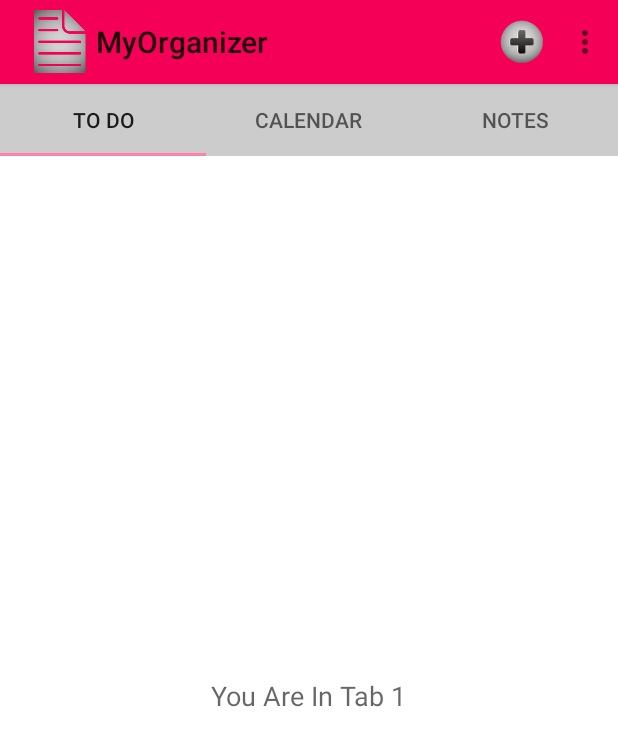
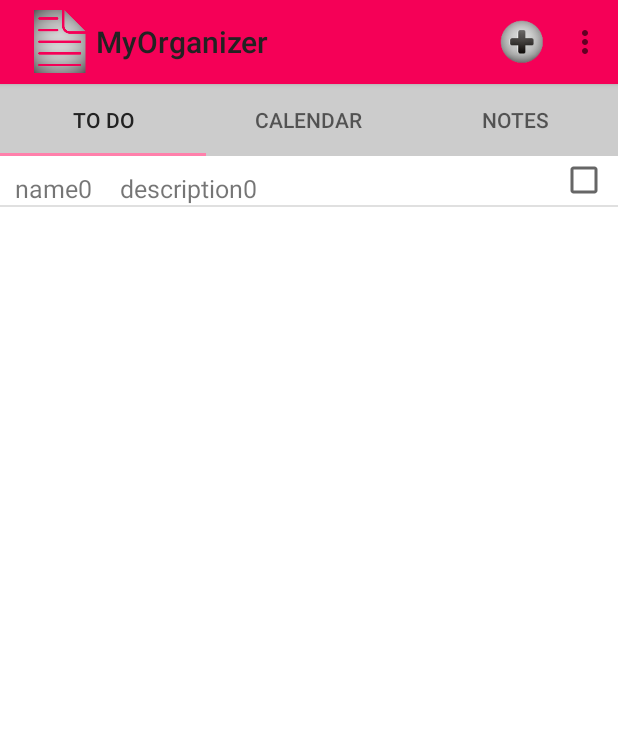
Before and after one commit to moniaS/Organizer, an Android app: the screen it shows after launch (MainActivity), in the options menu, after a tap on "Settings", on a phone screen of 412 x 824 dp. Shown: the top 746 px of the screen. Run offline under Robolectric (Android 15) with nearby library versions, the phone set to English and light mode, and no system bars.

Commit message:
Dodanie ListView do fragmentu ToDoFragment, dodanie możliwości dodania nowych pozycji.

```diff
--- a/app/src/main/AndroidManifest.xml
+++ b/app/src/main/AndroidManifest.xml
@@ -8,7 +8,7 @@
         android:label="@string/app_name"
         android:theme="@style/AppTheme">
         <activity
-            android:name=".MainActivity"
+            android:name=".Activity.MainActivity"
             android:label="@string/app_name" >
 
             <intent-filter>
--- /dev/null
+++ b/app/src/main/java/com/example/android/myapplication/Activity/MainActivity.java
@@ -0,0 +1,75 @@
+package com.example.android.myapplication.Activity;
+
+import android.os.Bundle;
+import android.support.design.widget.TabLayout;
+import android.support.v4.app.Fragment;
+import android.support.v4.view.ViewPager;
+import android.support.v7.app.AppCompatActivity;
+import android.support.v7.widget.Toolbar;
+import android.view.Menu;
+import android.view.MenuItem;
+import android.widget.Toast;
+
+import com.example.android.myapplication.Fragments.ToDoFragment;
+import com.example.android.myapplication.R;
+import com.example.android.myapplication.Adapters.SampleFragmentPagerAdapter;
+
+public class MainActivity extends AppCompatActivity{
+
+    SampleFragmentPagerAdapter adapter;
+
+    @Override
+    protected void onCreate(Bundle savedInstanceState) {
+        super.onCreate(savedInstanceState);
+        setContentView(R.layout.activity_main);
+        setToolbar();
+        initViews();
+    }
+
+
+    @Override
+    public void onAttachFragment(Fragment fragment) {
+        // TODO Auto-generated method stub
+        super.onAttachFragment(fragment);
+    }
+
+    @Override
+    public boolean onCreateOptionsMenu(Menu menu) {
+        // Inflate the menu; this adds items to the action bar if it is present.
+        getMenuInflater().inflate(R.menu.menu_main, menu);
+        return true;
+    }
+    @Override
+    public boolean onOptionsItemSelected(MenuItem item) {
+
+        switch (item.getItemId()) {
+
+            case R.id.action_add:
+                return false;
+            case R.id.action_settings:
+                Toast.makeText(this, "Settings selected", Toast.LENGTH_SHORT)
+                        .show();
+                return true;
+            default:
+                break;
+        }
+        return false;
+    }
+    private void setToolbar() {
+        Toolbar toolbar = (Toolbar) findViewById(R.id.tool_bar);
+        setSupportActionBar(toolbar);
+        getSupportActionBar().setLogo(R.mipmap.icon_logo);
+        getSupportActionBar().setDisplayUseLogoEnabled(true);
+    }
+
+    private void initViews() {
+        TabLayout tabs = (TabLayout) findViewById(R.id.tabs);
+        ViewPager pager = (ViewPager) findViewById(R.id.pager);
+        adapter = new SampleFragmentPagerAdapter(getSupportFragmentManager());
+
+        pager.setAdapter(adapter);
+        tabs.setupWithViewPager(pager);
+    }
+
+
+}
--- /dev/null
+++ b/app/src/main/java/com/example/android/myapplication/Adapters/InteractiveArrayAdapter.java
@@ -0,0 +1,71 @@
+package com.example.android.myapplication.Adapters;
+
+import android.content.Context;
+import android.view.LayoutInflater;
+import android.view.View;
+import android.view.ViewGroup;
+import android.widget.ArrayAdapter;
+import android.widget.CheckBox;
+import android.widget.CompoundButton;
+import android.widget.TextView;
+
+import com.example.android.myapplication.ObjectClasses.ToDoItem;
+import com.example.android.myapplication.R;
+
+import java.util.List;
+
+/**
+ * Created by Monia on 2016-02-17.
+ */
+public class InteractiveArrayAdapter extends ArrayAdapter <ToDoItem> {
+
+    Context context;
+    List <ToDoItem> listToDoItems;
+
+    public InteractiveArrayAdapter(Context context, int resource, int textViewResourceId, List<ToDoItem> objects) {
+        super(context, resource, textViewResourceId, objects);
+        this.context = context;
+        this.listToDoItems = objects;
+    }
+
+
+    static class ViewHolder {
+        protected TextView tv_name;
+        protected TextView tv_descripiton;
+        protected CheckBox checkbox;
+    }
+    @Override
+    public View getView(int position, View convertView, ViewGroup parent) {
+        View view = null;
+        if (convertView == null) {
+            LayoutInflater inflater = (LayoutInflater)context.getSystemService(Context.LAYOUT_INFLATER_SERVICE);
+            view = inflater.inflate(R.layout.list_to_do_item, null);
+            final ViewHolder viewHolder = new ViewHolder();
+            viewHolder.tv_name = (TextView) view.findViewById(R.id.tv_task_name);
+            viewHolder.tv_descripiton = (TextView) view.findViewById(R.id.tv_task_description);
+            viewHolder.checkbox = (CheckBox) view.findViewById(R.id.cb_task_item);
+            viewHolder.checkbox
+                    .setOnCheckedChangeListener(new CompoundButton.OnCheckedChangeListener() {
+
+                        @Override
+                        public void onCheckedChanged(CompoundButton buttonView,
+                                                     boolean isChecked) {
+                            ToDoItem element = (ToDoItem) viewHolder.checkbox
+                                    .getTag();
+                            element.setSelected(buttonView.isChecked());
+
+                        }
+                    });
+            view.setTag(viewHolder);
+            viewHolder.checkbox.setTag(listToDoItems.get(position));
+        } else {
+            view = convertView;
+            ((ViewHolder) view.getTag()).checkbox.setTag(listToDoItems.get(position));
+        }
+        ViewHolder holder = (ViewHolder) view.getTag();
+        holder.tv_name.setText(listToDoItems.get(position).getName());
+        holder.tv_descripiton.setText(listToDoItems.get(position).getDescription());
+        holder.checkbox.setChecked(listToDoItems.get(position).isSelected());
+        return view;
+    }
+}
--- a/app/src/main/java/com/example/android/myapplication/SampleFragmentPagerAdapter.java
+++ b/app/src/main/java/com/example/android/myapplication/Adapters/SampleFragmentPagerAdapter.java
@@ -1,12 +1,20 @@
-package com.example.android.myapplication;
+package com.example.android.myapplication.Adapters;
 
 import android.support.v4.app.Fragment;
 import android.support.v4.app.FragmentManager;
 import android.support.v4.app.FragmentPagerAdapter;
+import android.support.v4.app.FragmentStatePagerAdapter;
+import android.view.View;
+import android.view.ViewGroup;
 
-public class SampleFragmentPagerAdapter extends FragmentPagerAdapter {
+import com.example.android.myapplication.Fragments.CalendarFragment;
+import com.example.android.myapplication.Fragments.NotesFragment;
+import com.example.android.myapplication.Fragments.ToDoFragment;
+
+public class SampleFragmentPagerAdapter extends FragmentStatePagerAdapter {
     final int PAGE_COUNT = 3;
     private String tabTitles[] = new String[] { "To Do", "Calendar", "Notes" };
+    Fragment mCurrentFragment;
 
     public SampleFragmentPagerAdapter(FragmentManager fm) {
         super(fm);
@@ -32,7 +40,13 @@ public class SampleFragmentPagerAdapter extends FragmentPagerAdapter {
                 return null;
         }
     }
-
+    @Override
+    public void setPrimaryItem(ViewGroup container, int position, Object object) {
+        if (mCurrentFragment != object) {
+            mCurrentFragment = (Fragment) object;
+        }
+        super.setPrimaryItem(container, position, object);
+    }
     @Override
     public CharSequence getPageTitle(int position) {
         // Generate title based on item position
--- a/app/src/main/java/com/example/android/myapplication/CalendarFragment.java
+++ /dev/null
@@ -1,25 +0,0 @@
-package com.example.android.myapplication;
-
-import android.app.Activity;
-import android.net.Uri;
-import android.os.Bundle;
-
-import android.support.v4.app.Fragment;
-import android.view.LayoutInflater;
-import android.view.View;
-import android.view.ViewGroup;
-
-public class CalendarFragment extends Fragment
-{
-    @Override
-    public void onCreate(Bundle savedInstanceState)
-    {
-        super.onCreate(savedInstanceState);
-    }
-
-    @Override
-    public View onCreateView(LayoutInflater inflater, ViewGroup container, Bundle savedInstanceState)
-    {
-        return inflater.inflate(R.layout.fragment_calendar, container, false);
-    }
-}
--- a/app/src/main/java/com/example/android/myapplication/ToDoFragment.java
+++ b/app/src/main/java/com/example/android/myapplication/Fragments/CalendarFragment.java
@@ -1,4 +1,4 @@
-package com.example.android.myapplication;
+package com.example.android.myapplication.Fragments;
 
 import android.app.Activity;
 import android.net.Uri;
@@ -9,7 +9,9 @@ import android.view.LayoutInflater;
 import android.view.View;
 import android.view.ViewGroup;
 
-public class ToDoFragment extends Fragment
+import com.example.android.myapplication.R;
+
+public class CalendarFragment extends Fragment
 {
     @Override
     public void onCreate(Bundle savedInstanceState)
@@ -20,6 +22,6 @@ public class ToDoFragment extends Fragment
     @Override
     public View onCreateView(LayoutInflater inflater, ViewGroup container, Bundle savedInstanceState)
     {
-        return inflater.inflate(R.layout.fragment_to_do, container, false);
+        return inflater.inflate(R.layout.fragment_calendar, container, false);
     }
 }
--- a/app/src/main/java/com/example/android/myapplication/NotesFragment.java
+++ b/app/src/main/java/com/example/android/myapplication/Fragments/NotesFragment.java
@@ -1,13 +1,13 @@
-package com.example.android.myapplication;
+package com.example.android.myapplication.Fragments;
 
-import android.app.Activity;
-import android.net.Uri;
 import android.os.Bundle;
-
 import android.support.v4.app.Fragment;
 import android.view.LayoutInflater;
+import android.view.Menu;
 import android.view.View;
 import android.view.ViewGroup;
+
+import com.example.android.myapplication.R;
 
 public class NotesFragment extends Fragment
 {
@@ -15,6 +15,7 @@ public class NotesFragment extends Fragment
     public void onCreate(Bundle savedInstanceState)
     {
         super.onCreate(savedInstanceState);
+        setHasOptionsMenu(true);
     }
 
     @Override
@@ -22,4 +23,10 @@ public class NotesFragment extends Fragment
     {
         return inflater.inflate(R.layout.fragment_notes, container, false);
     }
+
+    @Override
+    public void onPrepareOptionsMenu(Menu menu) {
+        menu.findItem(R.id.action_add).setVisible(false);
+        super.onPrepareOptionsMenu(menu);
+    }
 }
--- /dev/null
+++ b/app/src/main/java/com/example/android/myapplication/Fragments/ToDoFragment.java
@@ -0,0 +1,83 @@
+package com.example.android.myapplication.Fragments;
+
+import android.os.Bundle;
+import android.support.v4.app.Fragment;
+import android.util.Log;
+import android.view.LayoutInflater;
+import android.view.Menu;
+import android.view.MenuInflater;
+import android.view.MenuItem;
+import android.view.View;
+import android.view.ViewGroup;
+import android.widget.ArrayAdapter;
+import android.widget.CheckedTextView;
+import android.widget.ListView;
+import android.widget.Toast;
+
+import com.example.android.myapplication.Adapters.InteractiveArrayAdapter;
+import com.example.android.myapplication.R;
+import com.example.android.myapplication.ObjectClasses.ToDoItem;
+
+import java.util.ArrayList;
+import java.util.List;
+
+public class ToDoFragment extends Fragment {
+
+    ListView listview;
+    ArrayList<ToDoItem> list;
+    ArrayAdapter <ToDoItem> adapter;
+
+    @Override
+    public void onCreate(Bundle savedInstanceState) {
+        super.onCreate(savedInstanceState);
+        setHasOptionsMenu(true);
+    }
+    @Override
+    public View onCreateView(LayoutInflater inflater, ViewGroup container, Bundle savedInstanceState) {
+
+        View view = inflater.inflate(R.layout.fragment_to_do, container, false);
+        listview = (ListView) view.findViewById(R.id.lv_to_do_items);
+        adapter = new InteractiveArrayAdapter(this.getContext(), R.layout.list_to_do_item, R.id.tv_task_name, getTaskList());
+        listview.setAdapter(adapter);
+        return view;
+    }
+
+    @Override
+    public void onCreateOptionsMenu(Menu menu, MenuInflater inflater) {
+        // Do something that differs the Activity's menu here
+        super.onCreateOptionsMenu(menu, inflater);
+    }
+    @Override
+    public boolean onOptionsItemSelected(MenuItem item) {
+
+        Log.d("onOptionsItemSelected", "yes");
+        switch (item.getItemId()) {
+            case R.id.action_add:
+            {
+                Toast.makeText(this.getContext(), "Adding selected", Toast.LENGTH_SHORT)
+                    .show();
+                addTaskToList();
+                return true;
+            }
+            case R.id.action_settings:
+                return false;
+            default:
+                break;
+        }
+        return false;
+    }
+
+    private void addTaskToList()
+    {
+        list.add(new ToDoItem("name" + list.size(), "description" + list.size()));
+        adapter.notifyDataSetChanged();
+    }
+    public List<ToDoItem> getTaskList() {
+        list = new ArrayList<ToDoItem>();
+        return list;
+    }
+
+    private ToDoItem get(String name, String description) {
+        return new ToDoItem(name, description);
+    }
+}
--- a/app/src/main/java/com/example/android/myapplication/MainActivity.java
+++ /dev/null
@@ -1,35 +0,0 @@
-package com.example.android.myapplication;
-
-import android.os.Bundle;
-import android.support.design.widget.TabLayout;
-import android.support.v4.view.ViewPager;
-import android.support.v7.app.AppCompatActivity;
-import android.support.v7.widget.Toolbar;
-import android.view.Menu;
-
-public class MainActivity extends AppCompatActivity
-{
-
-    protected void onCreate(Bundle savedInstanceState)
-    {
-        super.onCreate(savedInstanceState);
-        setContentView(R.layout.activity_main);
-
-        Toolbar toolbar = (Toolbar) findViewById(R.id.tool_bar);
-        setSupportActionBar(toolbar);
-        getSupportActionBar().setLogo(R.mipmap.icon_logo);
-        getSupportActionBar().setDisplayUseLogoEnabled(true);
-
-        TabLayout tabs = (TabLayout) findViewById(R.id.tabs);
-        ViewPager pager = (ViewPager) findViewById(R.id.pager);
-        SampleFragmentPagerAdapter adapter = new SampleFragmentPagerAdapter(getSupportFragmentManager());
-
-        pager.setAdapter(adapter);
-        tabs.setupWithViewPager(pager);
-    }
-    public boolean onCreateOptionsMenu(Menu menu) {
-        // Inflate the menu; this adds items to the action bar if it is present.
-        getMenuInflater().inflate(R.menu.menu_main, menu);
-        return true;
-    }
-}
--- /dev/null
+++ b/app/src/main/java/com/example/android/myapplication/ObjectClasses/ToDoItem.java
@@ -0,0 +1,46 @@
+package com.example.android.myapplication.ObjectClasses;
+
+import java.text.DateFormat;
+import java.text.SimpleDateFormat;
+import java.util.Date;
+
+/**
+ * Created by Monia on 2016-02-15.
+ */
+public class ToDoItem {
+    String name;
+    String description;
+    Date date;
+    boolean selected;
+
+    public ToDoItem(String name, String description)
+    {
+        this.name = name;
+        this.description = description;
+        selected = false;
+    }
+
+    public String getName() { return name; }
+
+    public String getDescription() {
+        return description;
+    }
+
+    public void setName(String name) {
+        this.name = name;
+    }
+
+    public boolean isSelected() {
+        return selected;
+    }
+
+    public void setSelected(boolean selected) {
+        this.selected = selected;
+    }
+
+    @Override
+    public String toString() {
+
+        return this.name + " " + this.description;
+    }
+}
--- a/app/src/main/res/layout/activity_main.xml
+++ b/app/src/main/res/layout/activity_main.xml
@@ -1,32 +1,28 @@
-<LinearLayout xmlns:tools="http://schemas.android.com/tools"
-    xmlns:android="http://schemas.android.com/apk/res/android"
+<LinearLayout xmlns:android="http://schemas.android.com/apk/res/android"
+    xmlns:app="http://schemas.android.com/apk/res-auto"
+    xmlns:tools="http://schemas.android.com/tools"
     android:layout_width="match_parent"
     android:layout_height="match_parent"
-    xmlns:app="http://schemas.android.com/apk/res-auto"
     android:orientation="vertical"
     tools:context=".MainActivity">
 
     <include
         android:id="@+id/tool_bar"
-        layout="@layout/tool_bar"
-        android:layout_height="wrap_content"
-        android:layout_width="match_parent"
-        />
+        layout="@layout/tool_bar" />
 
     <android.support.design.widget.TabLayout
         android:id="@+id/tabs"
         android:layout_width="match_parent"
         android:layout_height="wrap_content"
-        app:tabMode="fixed"
         app:tabBackground="@color/colorPrimaryTabs"
-        app:tabGravity="fill" />
+        app:tabGravity="fill"
+        app:tabMode="fixed" />
 
     <android.support.v4.view.ViewPager
         android:id="@+id/pager"
+        android:layout_width="match_parent"
         android:layout_height="match_parent"
-        android:layout_width="match_parent"
         android:layout_weight="1"
-        android:background="@color/windowBackground"
-        ></android.support.v4.view.ViewPager>
+        android:background="@color/windowBackground" />
 
 </LinearLayout>
--- a/app/src/main/res/layout/content_main.xml
+++ /dev/null
@@ -1,13 +0,0 @@
-<RelativeLayout xmlns:android="http://schemas.android.com/apk/res/android"
-    xmlns:tools="http://schemas.android.com/tools"
-    xmlns:app="http://schemas.android.com/apk/res-auto" android:layout_width="match_parent"
-    android:layout_height="match_parent" android:paddingLeft="@dimen/activity_horizontal_margin"
-    android:paddingRight="@dimen/activity_horizontal_margin"
-    android:paddingTop="@dimen/activity_vertical_margin"
-    android:paddingBottom="@dimen/activity_vertical_margin"
-    app:layout_behavior="@string/appbar_scrolling_view_behavior"
-    tools:showIn="@layout/activity_to_do" tools:context=".ToDoActivity">
-
-    <TextView android:text="Hello World!" android:layout_width="wrap_content"
-        android:layout_height="wrap_content" />
-</RelativeLayout>
--- a/app/src/main/res/layout/fragment_calendar.xml
+++ b/app/src/main/res/layout/fragment_calendar.xml
@@ -1,7 +1,7 @@
 <RelativeLayout xmlns:android="http://schemas.android.com/apk/res/android"
     xmlns:tools="http://schemas.android.com/tools" android:layout_width="match_parent"
     android:layout_height="match_parent"
-    tools:context="com.example.android.myapplication.CalendarFragment">
+    tools:context="com.example.android.myapplication.Fragments.CalendarFragment">
 
     <TextView
         android:layout_width="wrap_content"
--- a/app/src/main/res/layout/fragment_notes.xml
+++ b/app/src/main/res/layout/fragment_notes.xml
@@ -1,7 +1,7 @@
 <RelativeLayout xmlns:android="http://schemas.android.com/apk/res/android"
     xmlns:tools="http://schemas.android.com/tools" android:layout_width="match_parent"
     android:layout_height="match_parent"
-    tools:context="com.example.android.myapplication.NotesFragment">
+    tools:context="com.example.android.myapplication.Fragments.NotesFragment">
 
     <TextView
         android:layout_width="wrap_content"
--- a/app/src/main/res/layout/fragment_to_do.xml
+++ b/app/src/main/res/layout/fragment_to_do.xml
@@ -1,15 +1,11 @@
-<RelativeLayout xmlns:android="http://schemas.android.com/apk/res/android"
-    xmlns:tools="http://schemas.android.com/tools" android:layout_width="match_parent"
+<LinearLayout xmlns:android="http://schemas.android.com/apk/res/android"
+    android:layout_width="match_parent"
     android:layout_height="match_parent"
-    tools:context="com.example.android.myapplication.ToDoFragment">
+    android:orientation="vertical">
 
-    <TextView
-        android:layout_width="wrap_content"
-        android:layout_height="wrap_content"
-        android:textAppearance="?android:attr/textAppearanceMedium"
-        android:text="@string/textTab1"
-        android:id="@+id/textView"
-        android:layout_centerVertical="true"
-        android:layout_centerHorizontal="true" />
+    <ListView
+        android:id="@+id/lv_to_do_items"
+        android:layout_width="match_parent"
+        android:layout_height="match_parent" />
 
-</RelativeLayout>
+</LinearLayout>
--- /dev/null
+++ b/app/src/main/res/layout/list_to_do_item.xml
@@ -0,0 +1,35 @@
+<RelativeLayout xmlns:android="http://schemas.android.com/apk/res/android"
+    android:layout_width="match_parent"
+    android:layout_height="match_parent"
+    >
+
+    <TextView
+        android:id="@+id/tv_task_name"
+        android:layout_width="wrap_content"
+        android:layout_height="wrap_content"
+        android:layout_marginLeft="10dp"
+        android:layout_marginTop="10dp"
+        android:text="@+id/label"
+        android:textSize="25px" >
+    </TextView>
+
+    <TextView
+        android:id="@+id/tv_task_description"
+        android:layout_width="wrap_content"
+        android:layout_height="wrap_content"
+        android:layout_marginLeft="80dp"
+        android:layout_marginTop="10dp"
+        android:text="descripiton"
+        android:textSize="25px" >
+    </TextView>
+
+    <CheckBox
+        android:id="@+id/cb_task_item"
+        android:layout_width="wrap_content"
+        android:layout_height="wrap_content"
+        android:layout_alignParentRight="true"
+        android:layout_marginLeft="4px"
+        android:layout_marginRight="10px" >
+    </CheckBox>
+
+</RelativeLayout>
--- a/app/src/main/res/layout/tool_bar.xml
+++ b/app/src/main/res/layout/tool_bar.xml
@@ -3,6 +3,7 @@
     android:layout_height="wrap_content"
     android:layout_width="match_parent"
     android:elevation="@dimen/toolbar_elevation"
+    android:titleTextColor="@color/toolbarTitleColor"
     android:background="@color/colorPrimary"
     android:theme="@style/AppTheme.NoActionBar"
     xmlns:android="http://schemas.android.com/apk/res/android" >
--- a/app/src/main/res/values/colors.xml
+++ b/app/src/main/res/values/colors.xml
@@ -3,6 +3,7 @@
     <color name="colorPrimary">#F50057</color>
     <color name="colorPrimaryTabs">#CCCCCC</color>
     <color name="textColorPrimary">#FFFFFF</color>
+    <color name="toolbarTitleColor">#222222</color>
     <color name="windowBackground">#FFFFFF</color>
     <color name="navigationBarColor">#000000</color>
     <color name="colorAccent">#FF80AB</color>
--- a/app/src/main/res/values/styles.xml
+++ b/app/src/main/res/values/styles.xml
@@ -1,6 +1,7 @@
 <resources>
 
     <style name="AppTheme" parent= "Theme.AppCompat.Light.NoActionBar">
+        <item name="android:textColorPrimary">@color/toolbarTitleColor</item>
         <item name="android:windowNoTitle">true</item>
         <item name="android:windowActionBar">false</item>
         <item name="colorPrimary">@color/colorPrimary</item>
```
Also changed, not shown: 2 other files.
